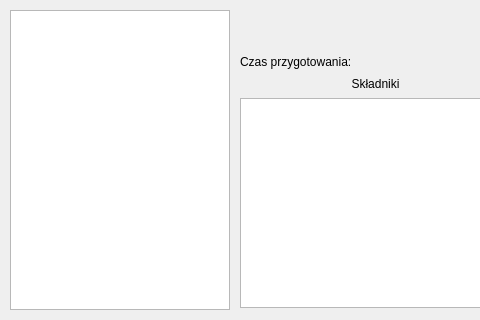
Valumior/KsiazKuch, file KsiazKuch/showprzepisydialog.ui: the form before one commit; both pictures show x 0 to 480 and y 0 to 320 of the 1100 by 320 pixel window.
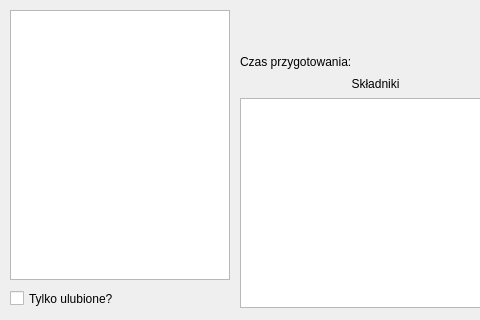
The form after the commit.

Commit message: show me my ulubiones

What changed in the file:
```diff
--- a/KsiazKuch/showprzepisydialog.ui
+++ b/KsiazKuch/showprzepisydialog.ui
@@ -381,22 +381,35 @@
      <x>10</x>
      <y>10</y>
      <width>220</width>
-     <height>300</height>
+     <height>270</height>
     </rect>
    </property>
    <property name="minimumSize">
     <size>
      <width>220</width>
-     <height>300</height>
+     <height>270</height>
     </size>
    </property>
    <property name="maximumSize">
     <size>
      <width>220</width>
-     <height>300</height>
+     <height>270</height>
     </size>
    </property>
   </widget>
+  <widget class="QCheckBox" name="przepisyUlubionesCheckBox">
+   <property name="geometry">
+    <rect>
+     <x>10</x>
+     <y>290</y>
+     <width>221</width>
+     <height>17</height>
+    </rect>
+   </property>
+   <property name="text">
+    <string>Tylko ulubione?</string>
+   </property>
+  </widget>
   <zorder>verticalLayoutWidget</zorder>
   <zorder>przepisyPrzyrzadzenieTextEdit</zorder>
   <zorder>verticalLayoutWidget_2</zorder>
```
Left out of the diff: 1 changed line with no effect on the pictures. The commit also changes 3 other files.
